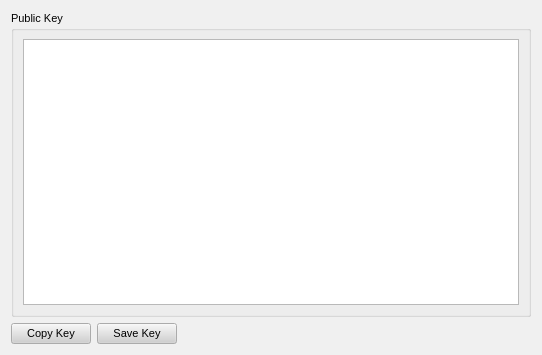
Above: retroshare-gui/src/gui/settings/CryptoPage.ui from RetroShare/RetroShare before the change. Below: the same form after it.
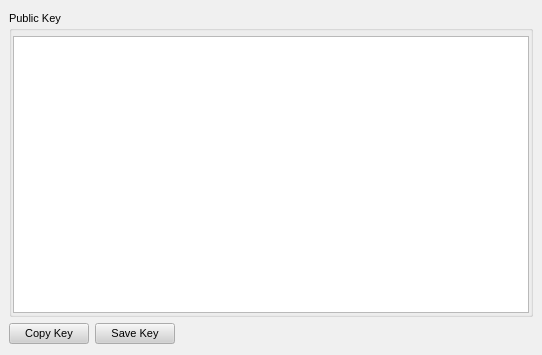
That is the form after the change.

Commit message: Fixed to display Certificate in CryptoPage userfriendly

Diff of the .ui file:
```diff
--- a/retroshare-gui/src/gui/settings/CryptoPage.ui
+++ b/retroshare-gui/src/gui/settings/CryptoPage.ui
@@ -500,12 +500,30 @@
    <enum>Qt::NoContextMenu</enum>
   </property>
   <layout class="QGridLayout" name="gridLayout_2">
+   <property name="leftMargin">
+    <number>9</number>
+   </property>
+   <property name="rightMargin">
+    <number>9</number>
+   </property>
    <item row="0" column="0" colspan="3">
     <widget class="QGroupBox" name="groupBox">
      <property name="title">
       <string>Public Key</string>
      </property>
      <layout class="QGridLayout" name="gridLayout">
+      <property name="leftMargin">
+       <number>1</number>
+      </property>
+      <property name="topMargin">
+       <number>6</number>
+      </property>
+      <property name="rightMargin">
+       <number>1</number>
+      </property>
+      <property name="bottomMargin">
+       <number>1</number>
+      </property>
       <item row="0" column="0">
        <widget class="QTextEdit" name="certtextEdit">
         <property name="font">
```
The commit also changes 2 other files.
